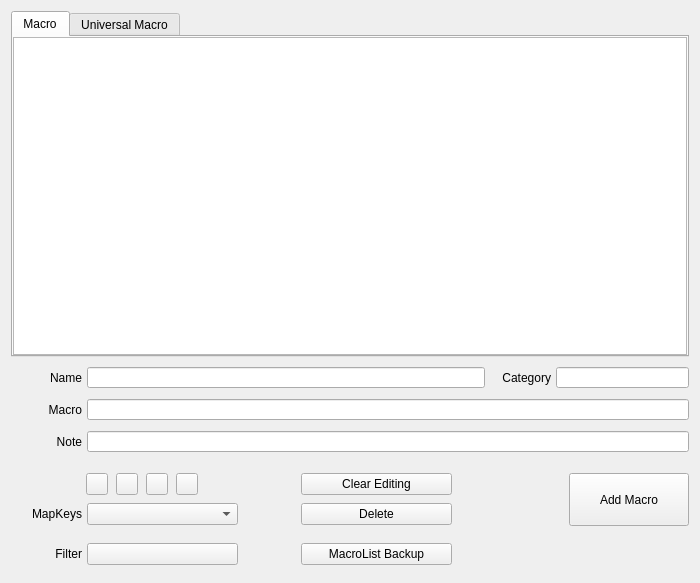
Zalafina/QKeyMapper, file QKeyMapper/qmacrolistdialog.ui: the form before one commit.
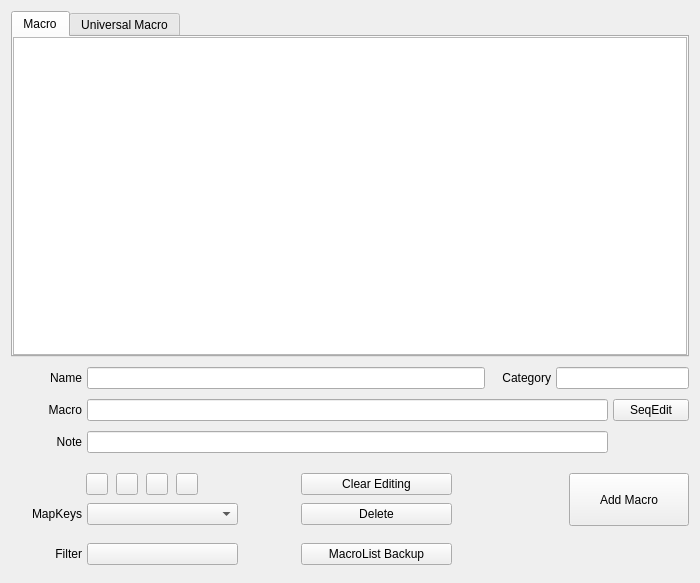
The form after the commit. Custom widgets are drawn as their Qt base class.

Commit message: Add SeqEdit button for MacroListDialog.

What changed in the file:
```diff
--- a/QKeyMapper/qmacrolistdialog.ui
+++ b/QKeyMapper/qmacrolistdialog.ui
@@ -175,13 +175,13 @@
           <property name="minimumSize">
            <size>
             <width>210</width>
-            <height>21</height>
+            <height>22</height>
            </size>
           </property>
           <property name="maximumSize">
            <size>
             <width>16777215</width>
-            <height>21</height>
+            <height>22</height>
            </size>
           </property>
           <property name="focusPolicy">
@@ -222,13 +222,13 @@
           <property name="minimumSize">
            <size>
             <width>120</width>
-            <height>21</height>
+            <height>22</height>
            </size>
           </property>
           <property name="maximumSize">
            <size>
             <width>300</width>
-            <height>21</height>
+            <height>22</height>
            </size>
           </property>
           <property name="focusPolicy">
@@ -276,13 +276,13 @@
           <property name="minimumSize">
            <size>
             <width>0</width>
-            <height>21</height>
+            <height>22</height>
            </size>
           </property>
           <property name="maximumSize">
            <size>
             <width>16777215</width>
-            <height>21</height>
+            <height>22</height>
            </size>
           </property>
           <property name="focusPolicy">
@@ -290,6 +290,31 @@
           </property>
          </widget>
         </item>
+        <item>
+         <widget class="QPushButton" name="macroContent_SequenceEditButton">
+          <property name="minimumSize">
+           <size>
+            <width>76</width>
+            <height>22</height>
+           </size>
+          </property>
+          <property name="maximumSize">
+           <size>
+            <width>76</width>
+            <height>22</height>
+           </size>
+          </property>
+          <property name="focusPolicy">
+           <enum>Qt::FocusPolicy::NoFocus</enum>
+          </property>
+          <property name="text">
+           <string>SeqEdit</string>
+          </property>
+          <property name="autoDefault">
+           <bool>false</bool>
+          </property>
+         </widget>
+        </item>
        </layout>
       </item>
       <item>
@@ -327,16 +352,22 @@
         </item>
         <item>
          <widget class="QLineEdit" name="macroNoteLineEdit">
+          <property name="sizePolicy">
+           <sizepolicy hsizetype="Expanding" vsizetype="Fixed">
+            <horstretch>0</horstretch>
+            <verstretch>0</verstretch>
+           </sizepolicy>
+          </property>
           <property name="minimumSize">
            <size>
             <width>0</width>
-            <height>21</height>
+            <height>22</height>
            </size>
           </property>
           <property name="maximumSize">
            <size>
             <width>16777215</width>
-            <height>21</height>
+            <height>22</height>
            </size>
           </property>
           <property name="focusPolicy">
@@ -344,6 +375,22 @@
           </property>
          </widget>
         </item>
+        <item>
+         <spacer name="horizontalSpacer">
+          <property name="orientation">
+           <enum>Qt::Orientation::Horizontal</enum>
+          </property>
+          <property name="sizeType">
+           <enum>QSizePolicy::Policy::Fixed</enum>
+          </property>
+          <property name="sizeHint" stdset="0">
+           <size>
+            <width>81</width>
+            <height>20</height>
+           </size>
+          </property>
+         </spacer>
+        </item>
        </layout>
       </item>
       <item>
```
